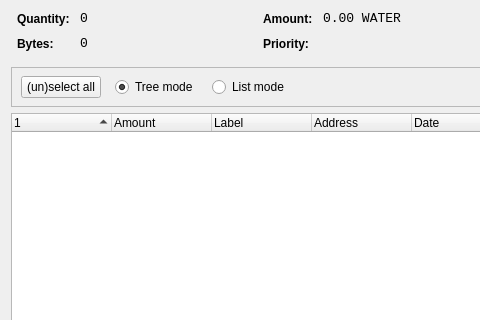
Old version of the form src/qt/forms/coincontroldialog.ui in the repository CleanWaterCoin/cleanwatercoin; both pictures show x 0 to 480 and y 0 to 320 of the 1000 by 500 pixel window.
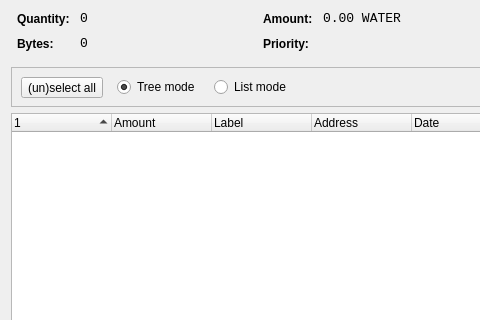
New version of the form. Custom widgets are drawn as their Qt base class.

The edit to the form file:
```diff
--- a/src/qt/forms/coincontroldialog.ui
+++ b/src/qt/forms/coincontroldialog.ui
@@ -384,7 +384,7 @@
         <number>14</number>
        </property>
        <item>
-        <widget class="QPushButton" name="pushButtonSelectAll">
+        <widget class="QToolButton" name="toolButtonSelectAll">
          <property name="sizePolicy">
           <sizepolicy hsizetype="Maximum" vsizetype="Fixed">
            <horstretch>0</horstretch>
```
